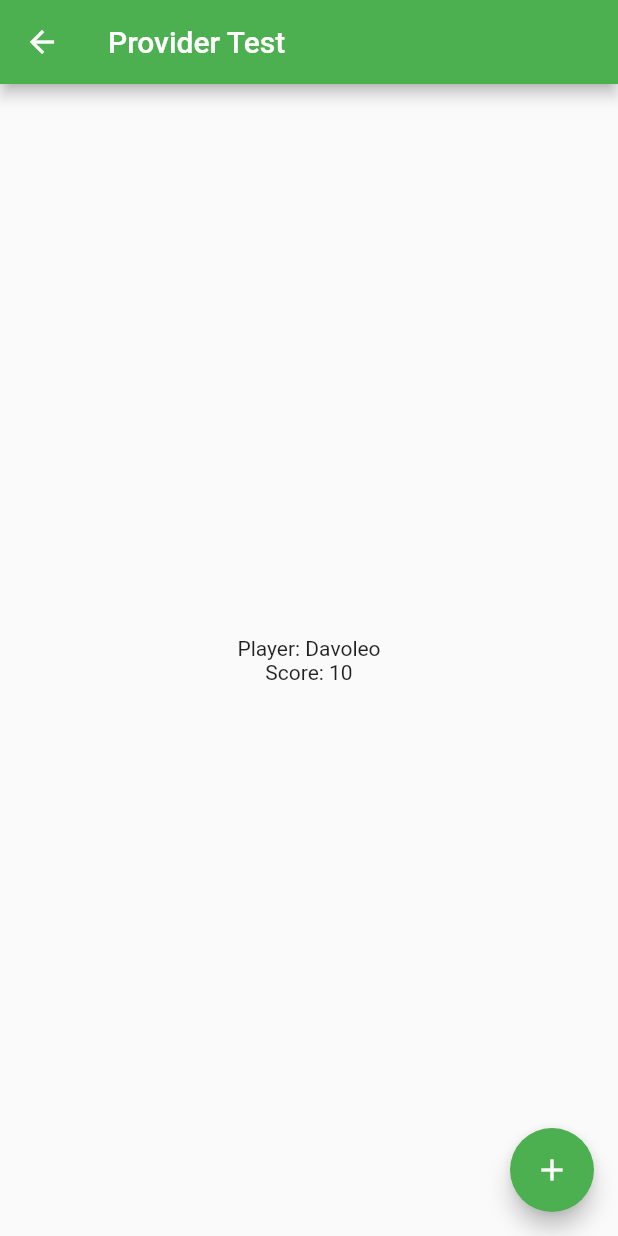
After one commit to Davoleo/sample_flutter_app, a Flutter app: the ProviderTest screen opened directly, after a tap on the "add" icon, on a phone screen of 412 x 824 dp. The commit adds this screen. Run offline on Flutter 3.47's test engine with Material 2 defaults, Android fonts, the phone set to English and light mode, and no system bars; network calls fail.

Commit message:
Flutter: Provider system

```diff
--- /dev/null
+++ b/lib/components/ButtonScoreIncrement.dart
@@ -0,0 +1,14 @@
+import 'package:flutter/material.dart';
+import 'package:provider/provider.dart';
+import 'package:sample_flutter_app/models/Player.dart';
+
+class ButtonScoreIncrement extends StatelessWidget {
+  @override
+  Widget build(BuildContext context) {
+    return FloatingActionButton(
+      onPressed: () => Provider.of<Player>(context).incrementScore(10),
+      tooltip: "Increment Score",
+      child: const Icon(Icons.add),
+    );
+  }
+}
--- /dev/null
+++ b/lib/components/PlayerWidget.dart
@@ -0,0 +1,21 @@
+import 'package:flutter/material.dart';
+import 'package:provider/provider.dart';
+import 'package:sample_flutter_app/models/Player.dart';
+
+class PlayerWidget extends StatelessWidget {
+
+  @override
+  Widget build(BuildContext context) {
+    return Consumer<Player>(
+      builder: (context, player, child) {
+        return Column(
+          mainAxisSize: MainAxisSize.min,
+          children: <Widget>[
+            Text("Player: ${player.name}"),
+            Text("Score: ${player.score}"),
+          ],
+        );
+      },
+    );
+  }
+}
--- /dev/null
+++ b/lib/models/Player.dart
@@ -0,0 +1,26 @@
+import 'package:flutter/foundation.dart';
+
+class Player extends ChangeNotifier {
+  String _name;
+  int _score;
+
+  Player(this._name, {int score = 0}) {
+    _score = score;
+  }
+
+  String get name => _name;
+
+  int get score => _score;
+
+  void incrementScore(int value) {
+    if(value != 0) {
+      _score += value;
+      notifyListeners();
+    }
+  }
+
+  void resetScore() {
+    _score = 0;
+    notifyListeners();
+  }
+}
--- a/lib/screens/home_page.dart
+++ b/lib/screens/home_page.dart
@@ -8,6 +8,7 @@ import 'package:sample_flutter_app/components/KeyTestComponents.dart';
 import 'package:sample_flutter_app/screens/legacy_home.dart';
 import 'package:sample_flutter_app/screens/navigation/navigation_route.dart';
 import 'package:sample_flutter_app/screens/orientation_managers.dart';
+import 'package:sample_flutter_app/screens/provider_test.dart';
 import 'package:sample_flutter_app/screens/resolution_route.dart';
 import 'package:sample_flutter_app/screens/stack_page.dart';
 import 'package:sample_flutter_app/screens/table_page.dart';
@@ -300,6 +301,7 @@ class _TestHomePageState extends State<TestHomePage> {
               RaisedButton(child: Text("Table Layout"), onPressed: () {Navigator.push(context, MaterialPageRoute(builder: (context) => TablePage()));}),
               RaisedButton(child: Text("Legacy Home"), onPressed: () {Navigator.push(context, MaterialPageRoute(builder: (context) => LegacyHome()));}),
               RaisedButton(child: Text("Stack Layout"), onPressed: () {Navigator.push(context, MaterialPageRoute(builder: (context) => StackPage()));}),
+              RaisedButton(child: Text("Providers"), onPressed: () {Navigator.push(context, MaterialPageRoute(builder: (context) => ProviderTest()));}),
             ],
             ),
           ),
--- /dev/null
+++ b/lib/screens/provider_test.dart
@@ -0,0 +1,25 @@
+import 'package:flutter/material.dart';
+import 'package:provider/provider.dart';
+import 'package:sample_flutter_app/components/ButtonScoreIncrement.dart';
+import 'package:sample_flutter_app/components/PlayerWidget.dart';
+import 'package:sample_flutter_app/models/Player.dart';
+
+class ProviderTest extends StatelessWidget {
+  final Player player = Player("Davoleo");
+
+  @override
+  Widget build(BuildContext context) {
+    return ChangeNotifierProvider<Player>(
+      create: (context) => player,
+      child: Scaffold(
+        appBar: AppBar(title: Text("Provider Test"),),
+
+        floatingActionButton: ButtonScoreIncrement(),
+
+        body: Center(
+          child: PlayerWidget(),
+        ),
+      ),
+    );
+  }
+}
--- a/pubspec.yaml
+++ b/pubspec.yaml
@@ -22,6 +22,7 @@ dependencies:
 
   intl: ^0.15.8
   path_provider: ^1.2.0
+  provider: ^3.0.0+1
 
   # The following adds the Cupertino Icons font to your application.
   # Use with the CupertinoIcons class for iOS style icons.
```
Also changed, not shown: pubspec.lock.
